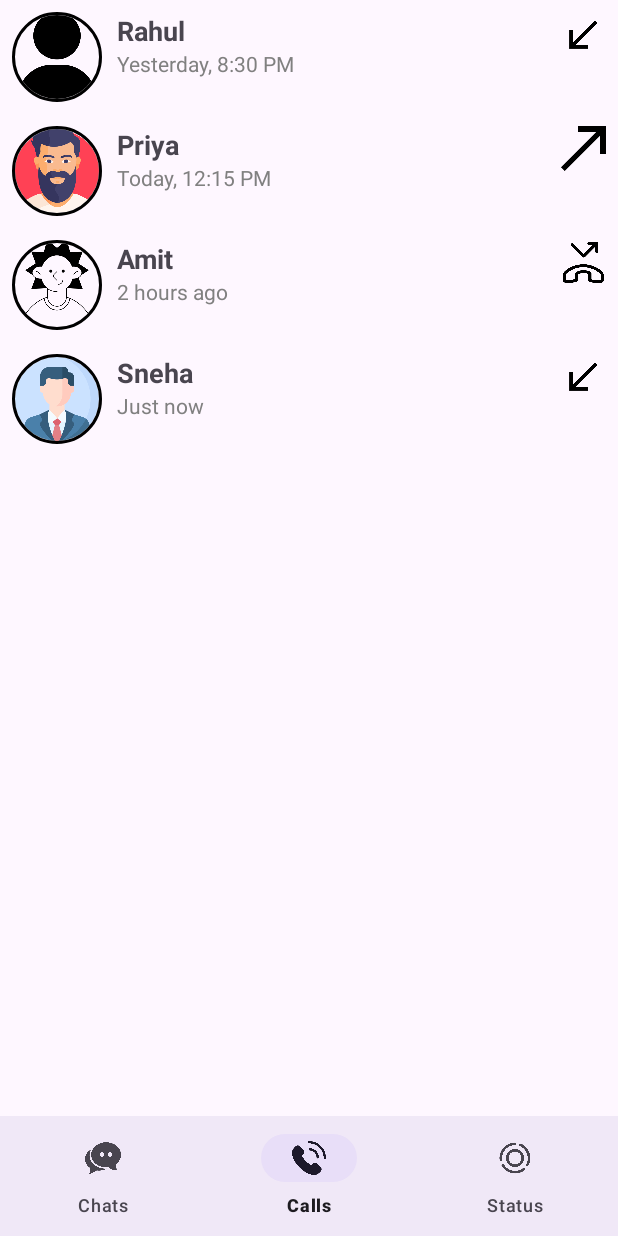
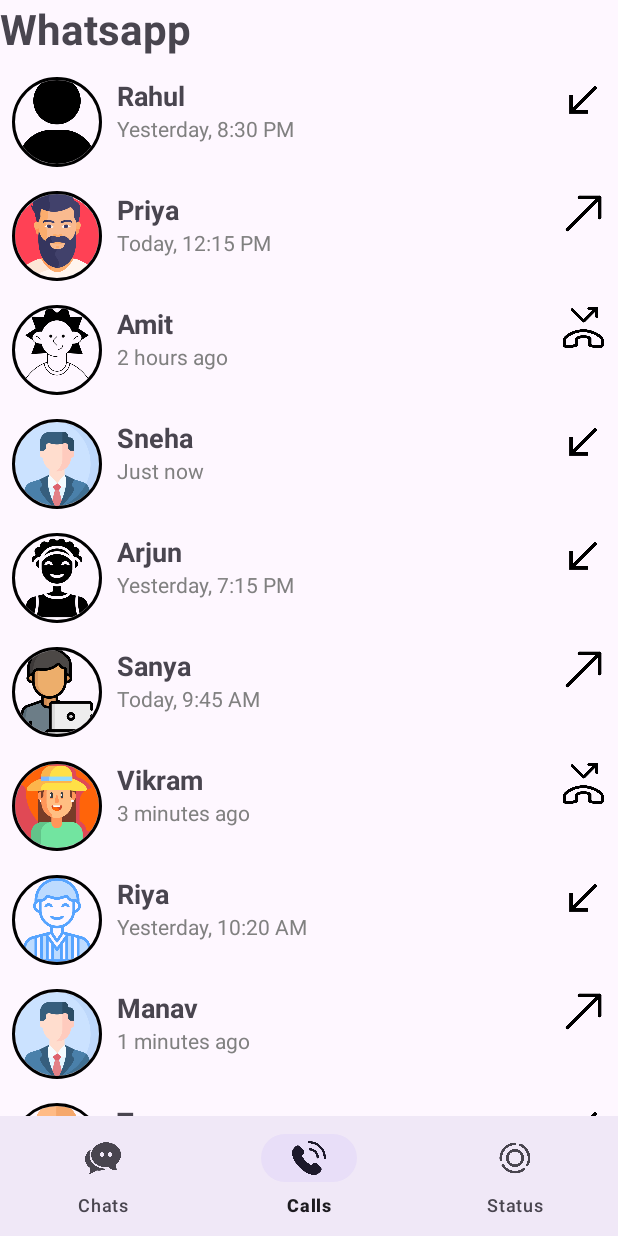
Before and after one commit to lakshyajais29/WhatsApp_basic_UI, an Android app: the screen it shows after launch (MainActivity), item 2 of the bottom bar chosen, on a phone screen of 412 x 824 dp. Run offline under Robolectric (Android 15) with nearby library versions, the phone set to English and light mode, and no system bars; our stand-ins replace CircleImageView.

Commit message:
fifth commit

```diff
--- a/app/src/main/java/com/example/whatsapp_ui/CallsFragment.kt
+++ b/app/src/main/java/com/example/whatsapp_ui/CallsFragment.kt
@@ -19,10 +19,10 @@ class CallsFragment : Fragment() {
         myRecyclerView = view.findViewById(R.id.recyclerview1)
         myRecyclerView.layoutManager = LinearLayoutManager(requireContext())
 
-        val names = arrayOf("Rahul", "Priya", "Amit", "Sneha")
-        val times = arrayOf("Yesterday, 8:30 PM", "Today, 12:15 PM", "2 hours ago", "Just now")
-        val images = arrayOf(R.drawable.user, R.drawable.man, R.drawable.person, R.drawable.profile)
-        val callTypes = arrayOf(R.drawable.ic_call_received, R.drawable.ic_call_made, R.drawable.ic_call_missed, R.drawable.ic_call_received)
+        val names = arrayOf("Rahul", "Priya", "Amit", "Sneha","Arjun", "Sanya", "Vikram", "Riya", "Manav", "Tanya")
+        val times = arrayOf("Yesterday, 8:30 PM", "Today, 12:15 PM", "2 hours ago", "Just now","Yesterday, 7:15 PM", "Today, 9:45 AM", "3 minutes ago", "Yesterday, 10:20 AM", "1 minutes ago", "Yesterday, 4:10 PM")
+        val images = arrayOf(R.drawable.user, R.drawable.man, R.drawable.person, R.drawable.profile,R.drawable.avatar,R.drawable.programmer,R.drawable.housekeeper,R.drawable.man3, R.drawable.profile, R.drawable.user2)
+        val callTypes = arrayOf(R.drawable.ic_call_received, R.drawable.ic_call_made, R.drawable.ic_call_missed, R.drawable.ic_call_received,R.drawable.ic_call_received,R.drawable.ic_call_made,R.drawable.ic_call_missed,R.drawable.ic_call_received,R.drawable.ic_call_made,R.drawable.ic_call_received)
 
         callData = arrayListOf()
         for (index in names.indices) {
--- a/app/src/main/java/com/example/whatsapp_ui/ChatsFragment.kt
+++ b/app/src/main/java/com/example/whatsapp_ui/ChatsFragment.kt
@@ -19,10 +19,10 @@ class ChatsFragment : Fragment() {
         myRecyclerView = view.findViewById(R.id.recyclerview)
         myRecyclerView.layoutManager = LinearLayoutManager(requireContext())
 
-        val name = arrayOf("Arjun", "Priya", "Rohan", "Ananya")
-        val message = arrayOf("Hey!", "How are you?", "Call me", "Meeting at 5?")
-        val image = arrayOf(R.drawable.man3, R.drawable.profile, R.drawable.user2, R.drawable.user5)
-        val time = arrayOf("08:15 AM", "09:30 AM", "10:45 AM", "11:20 AM")
+        val name = arrayOf("Arjun", "Priya", "Rohan", "Ananya","Ananya", "Rohan", "Ishita", "Aryan", "Neha", "Vivaan", "Sneha", "Rahul", "Pooja", "Kabir", "Simran", "Aarav", "Priya", "Aditya", "Meera", "Kunal")
+        val message = arrayOf("Hey!", "How are you?", "Call me", "Meeting at 5?","Hey, what's up?", "Call me when you're free.", "Did you reach home?", "Let’s meet tomorrow!", "Good night 😊", "I’ll text you later.", "Send me the details.", "Where are you?", "Okay, no problem!", "Haha, that’s funny! 😂", "I’m on my way.", "Sorry, I missed your call.", "Did you complete the assignment?", "Talk to you later!", "Happy Birthday! 🎉", "See you soon!")
+        val image = arrayOf(R.drawable.man,R.drawable.user7,R.drawable.girl,R.drawable.bussiness,R.drawable.avatar,R.drawable.programmer,R.drawable.housekeeper,R.drawable.man3, R.drawable.profile, R.drawable.user2, R.drawable.user5,R.drawable.user6,R.drawable.person,R.drawable.girl,R.drawable.bussiness,R.drawable.avatar,R.drawable.programmer,R.drawable.man3, R.drawable.profile, R.drawable.user2)
+        val time = arrayOf("08:15 AM", "09:30 AM", "10:45 AM", "11:20 AM","08:15 AM", "12:30 PM", "03:45 PM", "10:05 AM", "06:20 PM", "09:55 PM", "01:10 PM", "04:40 PM", "11:25 AM", "07:30 PM", "02:50 PM", "05:15 PM", "08:05 AM", "09:00 PM", "12:00 AM", "06:45 AM")
 
         userdata = arrayListOf()
         for (index in name.indices) {
--- a/app/src/main/res/layout/activity_main.xml
+++ b/app/src/main/res/layout/activity_main.xml
@@ -1,9 +1,19 @@
 <?xml version="1.0" encoding="utf-8"?>
 <LinearLayout xmlns:android="http://schemas.android.com/apk/res/android"
+
     xmlns:app="http://schemas.android.com/apk/res-auto"
     android:layout_width="match_parent"
     android:layout_height="match_parent"
     android:orientation="vertical">
+
+    <TextView
+        android:layout_width="match_parent"
+        android:layout_height="wrap_content"
+        android:text="Whatsapp"
+        android:textSize="28dp"
+        android:textStyle="bold"
+        android:layout_marginBottom="5dp"
+        android:gravity="left"/>
 
     <FrameLayout
         android:id="@+id/frameLayout"
--- a/app/src/main/res/layout/fragment_calls.xml
+++ b/app/src/main/res/layout/fragment_calls.xml
@@ -5,7 +5,7 @@
     android:layout_height="match_parent"
     tools:context=".ChatsFragment">
 
-    <?xml version="1.0" encoding="utf-8"?>
+
     <LinearLayout xmlns:android="http://schemas.android.com/apk/res/android"
         android:layout_width="match_parent"
         android:layout_height="match_parent"
--- a/app/src/main/res/layout/fragment_chats.xml
+++ b/app/src/main/res/layout/fragment_chats.xml
@@ -5,7 +5,7 @@
     android:layout_height="match_parent"
     tools:context=".ChatsFragment">
 
-    <?xml version="1.0" encoding="utf-8"?>
+
     <LinearLayout xmlns:android="http://schemas.android.com/apk/res/android"
         android:layout_width="match_parent"
         android:layout_height="match_parent"
--- a/app/src/main/res/layout/fragment_status.xml
+++ b/app/src/main/res/layout/fragment_status.xml
@@ -1,12 +1,13 @@
 <?xml version="1.0" encoding="utf-8"?>
 <FrameLayout xmlns:android="http://schemas.android.com/apk/res/android"
+
     xmlns:tools="http://schemas.android.com/tools"
     android:layout_width="match_parent"
     android:layout_height="match_parent"
     tools:context=".ChatsFragment">
 
-    <?xml version="1.0" encoding="utf-8"?>
-    <LinearLayout xmlns:android="http://schemas.android.com/apk/res/android"
+
+    <LinearLayout
         android:layout_width="match_parent"
         android:layout_height="match_parent"
         android:orientation="vertical">
@@ -14,7 +15,7 @@
         <androidx.recyclerview.widget.RecyclerView
             android:id="@+id/recyclerview2"
             android:layout_width="match_parent"
-            android:layout_height="match_parent"/>
+            android:layout_height="match_parent" />
     </LinearLayout>
 
 
```
Also changed, not shown: app/src/main/res/drawable/ic_call_made.png.
